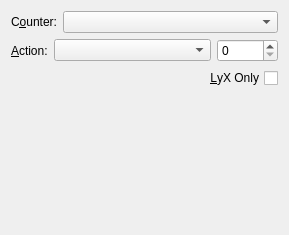
First picture: the form in src/frontends/qt/ui/CounterUi.ui, repository cburschka/lyx, before the edit.
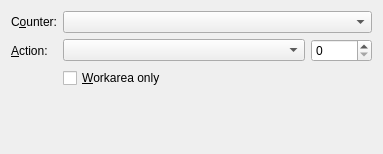
Second picture: the form after the edit.

Commit message:
Re-fix layout
Also improve some strings, and fix capitalization

```diff
--- a/src/frontends/qt/ui/CounterUi.ui
+++ b/src/frontends/qt/ui/CounterUi.ui
@@ -6,17 +6,17 @@
    <rect>
     <x>0</x>
     <y>0</y>
-    <width>289</width>
-    <height>235</height>
+    <width>383</width>
+    <height>154</height>
    </rect>
   </property>
   <property name="windowTitle">
    <string/>
   </property>
-  <layout class="QVBoxLayout" name="verticalLayout">
-   <item>
-    <layout class="QHBoxLayout" name="horizontalLayout">
-     <item>
+  <layout class="QGridLayout" name="gridLayout_2">
+   <item row="0" column="0">
+    <layout class="QGridLayout" name="gridLayout">
+     <item row="0" column="0">
       <widget class="QLabel" name="counterLA">
        <property name="text">
         <string>C&amp;ounter:</string>
@@ -26,7 +26,7 @@
        </property>
       </widget>
      </item>
-     <item>
+     <item row="0" column="1">
       <widget class="QComboBox" name="counterCB">
        <property name="sizePolicy">
         <sizepolicy hsizetype="MinimumExpanding" vsizetype="Fixed">
@@ -39,11 +39,7 @@
        </property>
       </widget>
      </item>
-    </layout>
-   </item>
-   <item>
-    <layout class="QHBoxLayout" name="horizontalLayout_2">
-     <item>
+     <item row="1" column="0">
       <widget class="QLabel" name="actionLA">
        <property name="text">
         <string>&amp;Action:</string>
@@ -53,6 +49,8 @@
        </property>
       </widget>
      </item>
+     <item row="1" column="1">
+      <layout class="QHBoxLayout" name="horizontalLayout">
      <item>
       <widget class="QComboBox" name="actionCB">
        <property name="sizePolicy">
@@ -75,37 +73,22 @@
      </item>
     </layout>
    </item>
-   <item>
-    <layout class="QHBoxLayout" name="horizontalLayout_3">
-     <item>
-      <spacer name="horizontalSpacer">
-       <property name="orientation">
-        <enum>Qt::Horizontal</enum>
-       </property>
-       <property name="sizeHint" stdset="0">
-        <size>
-         <width>40</width>
-         <height>20</height>
-        </size>
-       </property>
-      </spacer>
-     </item>
-     <item>
+     <item row="2" column="1">
       <widget class="QCheckBox" name="lyxonlyXB">
        <property name="toolTip">
         <string>Affect counters only in LyX, not in output</string>
        </property>
        <property name="layoutDirection">
-        <enum>Qt::RightToLeft</enum>
+        <enum>Qt::LeftToRight</enum>
        </property>
        <property name="text">
-        <string>&amp;LyX Only</string>
+        <string>&amp;Workarea only</string>
        </property>
       </widget>
      </item>
     </layout>
    </item>
-   <item>
+   <item row="1" column="0">
     <spacer name="verticalSpacer">
      <property name="orientation">
       <enum>Qt::Vertical</enum>
@@ -113,7 +96,7 @@
      <property name="sizeHint" stdset="0">
       <size>
        <width>20</width>
-       <height>40</height>
+       <height>13</height>
       </size>
      </property>
     </spacer>
```
Left out of the diff: 4 changed lines with no effect on the pictures. Lines whose indentation alone changed are shown as unchanged.
